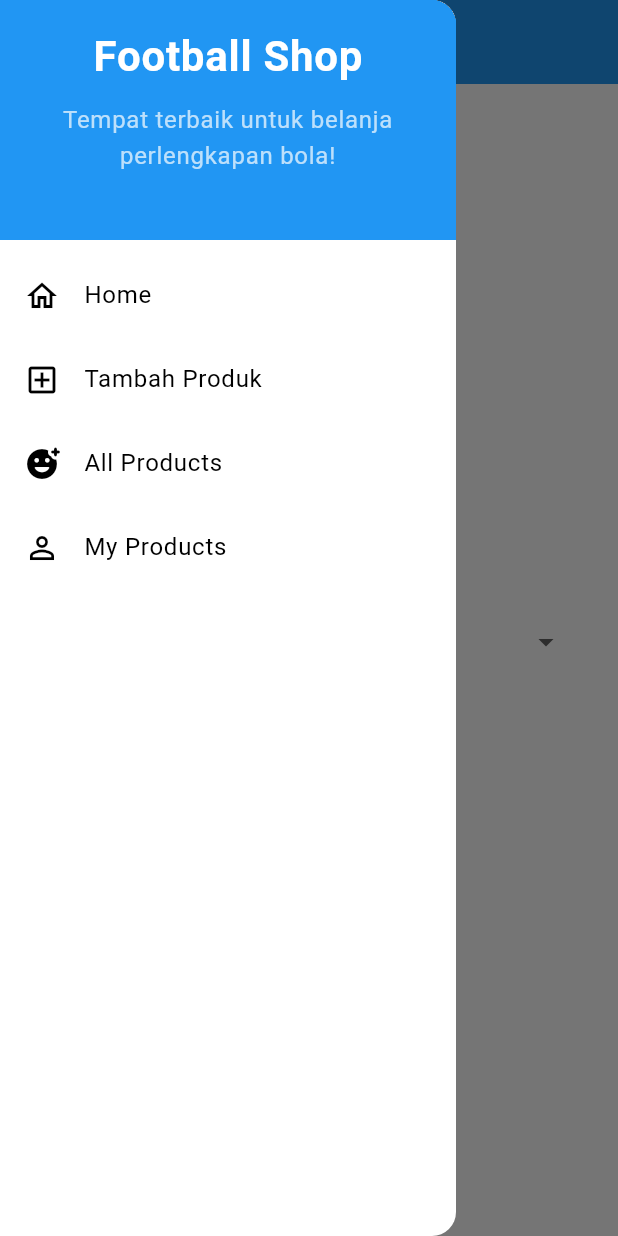
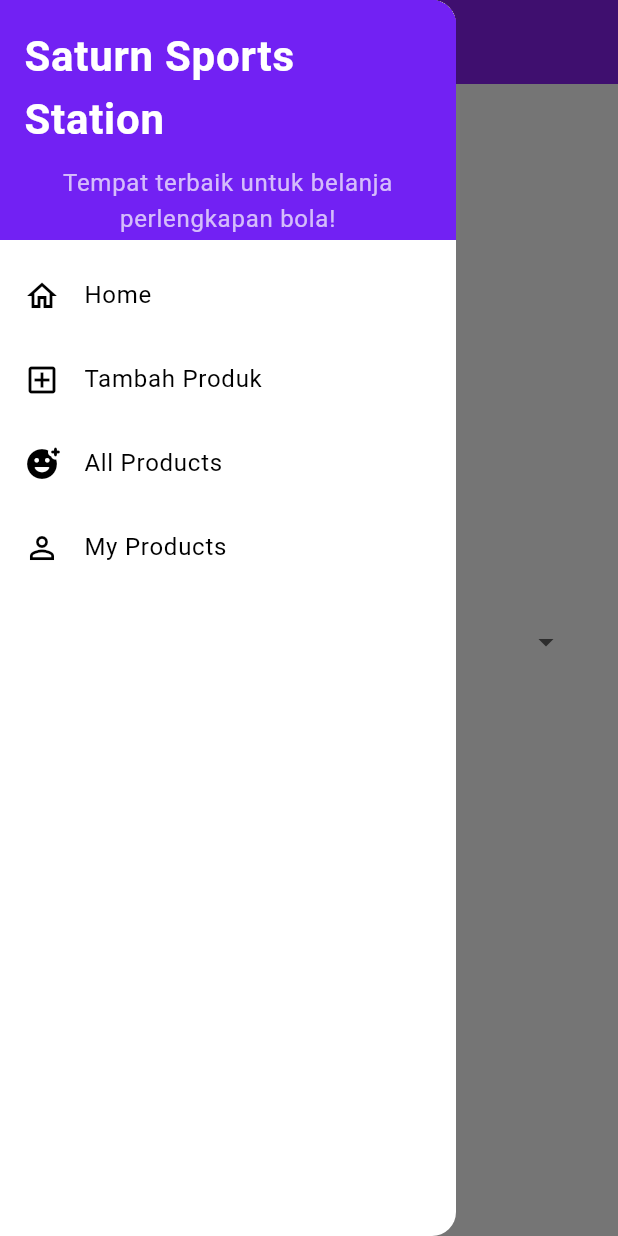
Before and after one commit to delilaisrn/football-shop, a Flutter app: the ProductFormPage screen opened directly, with the side drawer open, on a phone screen of 412 x 824 dp. Run offline on Flutter 3.47's test engine with Material 3 defaults, Android fonts, the phone set to English and light mode, and no system bars; missing offline and left inert: pbp_django_auth.

Commit message:
fixing design

```diff
--- a/lib/main.dart
+++ b/lib/main.dart
@@ -19,9 +19,9 @@ class MyApp extends StatelessWidget {
         return request;
       },
       child: MaterialApp(
-        title: 'Football Shop',
+        title: 'Saturn Sports Station',
         theme: ThemeData(
-         colorScheme: ColorScheme.fromSwatch(primarySwatch: Colors.blue).copyWith(secondary: Colors.blueAccent[400]),
+         colorScheme: ColorScheme.fromSwatch(primarySwatch: Colors.purple).copyWith(secondary: const Color.fromARGB(255, 109, 41, 255)),
         ),
         home: const LoginPage(),
       ),
--- a/lib/screens/menu.dart
+++ b/lib/screens/menu.dart
@@ -22,7 +22,7 @@ class MyHomePage extends StatelessWidget {
       appBar: AppBar(
         // Judul aplikasi "Football News" dengan teks putih dan tebal.
         title: const Text(
-          'Football Shop',
+          'Saturn Sports Station',
           style: TextStyle(
             color: Colors.white,
             fontWeight: FontWeight.bold,
--- a/lib/screens/product_form.dart
+++ b/lib/screens/product_form.dart
@@ -36,7 +36,7 @@ class _ProductFormPageState extends State<ProductFormPage> {
     return Scaffold(
       appBar: AppBar(
         title: const Text('Tambah Produk Baru'),
-        backgroundColor: Colors.blue,
+        backgroundColor: const Color.fromARGB(255, 138, 33, 243),
         foregroundColor: Colors.white,
       ),
       drawer: const LeftDrawer(),
@@ -166,7 +166,7 @@ class _ProductFormPageState extends State<ProductFormPage> {
               Center(
                 child: ElevatedButton(
                   style: ElevatedButton.styleFrom(
-                    backgroundColor: Colors.blue,
+                    backgroundColor: const Color.fromARGB(255, 194, 33, 243),
                     foregroundColor: Colors.white,
                   ),
                   onPressed: () async {
--- a/lib/screens/products_detail.dart
+++ b/lib/screens/products_detail.dart
@@ -18,7 +18,7 @@ class ProductsDetailPage extends StatelessWidget {
     return Scaffold(
       appBar: AppBar(
         title: const Text('Product Detail'),
-        backgroundColor: Colors.indigo,
+        backgroundColor: const Color.fromARGB(255, 98, 63, 181),
         foregroundColor: Colors.white,
       ),
       body: SingleChildScrollView(
@@ -129,7 +129,7 @@ class ProductsDetailPage extends StatelessWidget {
                     style: const TextStyle(
                       fontSize: 20,
                       fontWeight: FontWeight.bold,
-                      color: Colors.green,
+                      color: Color.fromARGB(255, 114, 76, 175),
                     ),
                   ),
 
--- a/lib/widgets/item_card.dart
+++ b/lib/widgets/item_card.dart
@@ -55,7 +55,7 @@ class ItemCard extends StatelessWidget {
             child: Column(
               mainAxisAlignment: MainAxisAlignment.center,
               children: [
-                Icon(item.icon, color: Colors.white, size: 30.0),
+                Icon(item.icon, color: const Color.fromARGB(255, 255, 255, 255), size: 30.0),
                 const Padding(padding: EdgeInsets.all(3)),
                 Text(
                   item.name,
--- a/lib/widgets/left_drawer.dart
+++ b/lib/widgets/left_drawer.dart
@@ -13,11 +13,11 @@ class LeftDrawer extends StatelessWidget {
       child: ListView(
         children: [
           const DrawerHeader(
-            decoration: BoxDecoration(color: Colors.blue),
+            decoration: BoxDecoration(color: Color.fromARGB(255, 114, 33, 243)),
             child: Column(
               children: [
                 Text(
-                  'Football Shop',
+                  'Saturn Sports Station',
                   style: TextStyle(
                     fontSize: 28,
                     fontWeight: FontWeight.bold,
--- a/lib/widgets/products_entry_card.dart
+++ b/lib/widgets/products_entry_card.dart
@@ -20,7 +20,7 @@ class ProductsEntryCard extends StatelessWidget {
         child: Card(
           shape: RoundedRectangleBorder(
             borderRadius: BorderRadius.circular(8.0),
-            side: BorderSide(color: Colors.grey.shade300),
+            side: BorderSide(color: const Color.fromARGB(255, 204, 145, 255)),
           ),
           elevation: 2,
           child: Padding(
@@ -77,7 +77,7 @@ class ProductsEntryCard extends StatelessWidget {
                   style: const TextStyle(
                     fontSize: 16,
                     fontWeight: FontWeight.w600,
-                    color: Colors.green,
+                    color: Color.fromARGB(255, 120, 76, 175),
                   ),
                 ),
                 const SizedBox(height: 6),
```
